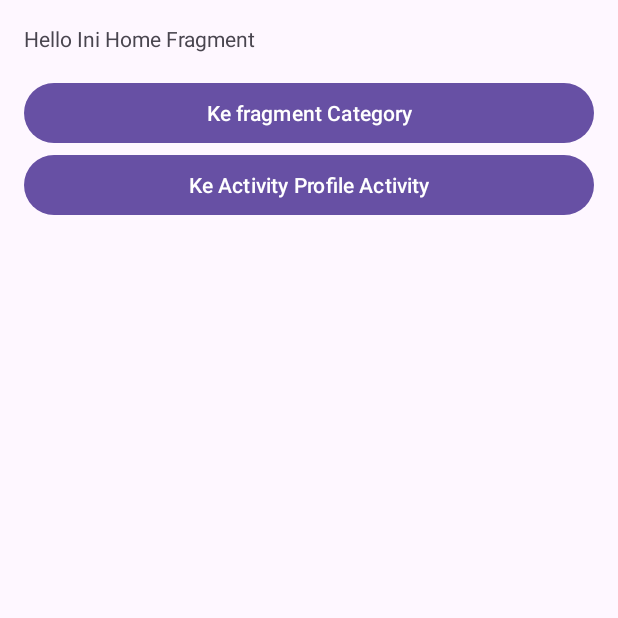
After one commit to nafishafi/MyNavigation, an Android app: the fragment HomeFragment shown on its own in the app's theme, on a phone screen of 412 x 824 dp, the top half of it. The commit adds this screen. Run offline under Robolectric (Android 15) with nearby library versions, the phone set to English and light mode, and no system bars.

Commit message:
add Home Fragment and Main Navigation

```diff
--- a/app/build.gradle.kts
+++ b/app/build.gradle.kts
@@ -6,6 +6,10 @@ plugins {
 android {
     namespace = "com.dicoding.mynavigation"
     compileSdk = 34
+
+    buildFeatures {
+        viewBinding = true
+    }
 
     defaultConfig {
         applicationId = "com.dicoding.mynavigation"
@@ -45,4 +49,6 @@ dependencies {
     testImplementation(libs.junit)
     androidTestImplementation(libs.androidx.junit)
     androidTestImplementation(libs.androidx.espresso.core)
+    implementation(libs.androidx.navigation.fragment.ktx)
+    implementation(libs.androidx.navigation.ui.ktx)
 }
--- /dev/null
+++ b/app/src/main/java/com/dicoding/mynavigation/HomeFragment.kt
@@ -0,0 +1,59 @@
+package com.dicoding.mynavigation
+
+import android.os.Bundle
+import androidx.fragment.app.Fragment
+import android.view.LayoutInflater
+import android.view.View
+import android.view.ViewGroup
+
+// TODO: Rename parameter arguments, choose names that match
+// the fragment initialization parameters, e.g. ARG_ITEM_NUMBER
+private const val ARG_PARAM1 = "param1"
+private const val ARG_PARAM2 = "param2"
+
+/**
+ * A simple [Fragment] subclass.
+ * Use the [HomeFragment.newInstance] factory method to
+ * create an instance of this fragment.
+ */
+class HomeFragment : Fragment() {
+    // TODO: Rename and change types of parameters
+    private var param1: String? = null
+    private var param2: String? = null
+
+    override fun onCreate(savedInstanceState: Bundle?) {
+        super.onCreate(savedInstanceState)
+        arguments?.let {
+            param1 = it.getString(ARG_PARAM1)
+            param2 = it.getString(ARG_PARAM2)
+        }
+    }
+
+    override fun onCreateView(
+        inflater: LayoutInflater, container: ViewGroup?,
+        savedInstanceState: Bundle?
+    ): View? {
+        // Inflate the layout for this fragment
+        return inflater.inflate(R.layout.fragment_home, container, false)
+    }
+
+    companion object {
+        /**
+         * Use this factory method to create a new instance of
+         * this fragment using the provided parameters.
+         *
+         * @param param1 Parameter 1.
+         * @param param2 Parameter 2.
+         * @return A new instance of fragment HomeFragment.
+         */
+        // TODO: Rename and change types and number of parameters
+        @JvmStatic
+        fun newInstance(param1: String, param2: String) =
+            HomeFragment().apply {
+                arguments = Bundle().apply {
+                    putString(ARG_PARAM1, param1)
+                    putString(ARG_PARAM2, param2)
+                }
+            }
+    }
+}
--- /dev/null
+++ b/app/src/main/res/layout/fragment_home.xml
@@ -0,0 +1,28 @@
+<?xml version="1.0" encoding="utf-8"?>
+<LinearLayout xmlns:android="http://schemas.android.com/apk/res/android"
+    xmlns:tools="http://schemas.android.com/tools"
+    android:layout_width="match_parent"
+    android:layout_height="match_parent"
+    android:orientation="vertical"
+    tools:context=".HomeFragment">
+
+    <TextView
+        android:layout_width="match_parent"
+        android:layout_height="wrap_content"
+        android:layout_margin="16dp"
+        android:text="@string/hello_home_fragment" />
+    <Button
+        android:id="@+id/btn_category"
+        android:layout_width="match_parent"
+        android:layout_height="wrap_content"
+        android:layout_marginLeft="16dp"
+        android:layout_marginRight="16dp"
+        android:text="@string/to_category" />
+    <Button
+        android:id="@+id/btn_profile"
+        android:layout_width="match_parent"
+        android:layout_height="wrap_content"
+        android:layout_marginLeft="16dp"
+        android:layout_marginRight="16dp"
+        android:text="@string/to_profile" />
+</LinearLayout>
--- /dev/null
+++ b/app/src/main/res/navigation/main_navigation.xml
@@ -0,0 +1,6 @@
+<?xml version="1.0" encoding="utf-8"?>
+<navigation xmlns:android="http://schemas.android.com/apk/res/android"
+    xmlns:app="http://schemas.android.com/apk/res-auto"
+    android:id="@+id/main_navigation">
+
+</navigation>
--- a/app/src/main/res/values/strings.xml
+++ b/app/src/main/res/values/strings.xml
@@ -1,3 +1,13 @@
 <resources>
     <string name="app_name">MyNavigation</string>
+    <string name="to_profile">Ke Activity Profile Activity</string>
+    <string name="to_category">Ke fragment Category</string>
+    <string name="this_profile">Ini activity Profile</string>
+    <string name="this_category">Ini fragment Category</string>
+    <string name="category_lifestyle">Ke fragment Lifestyle</string>
+    <string name="category_sport">Ke fragment Sport</string>
+    <string name="category_name">Category Name</string>
+    <string name="category_description">Category Description</string>
+    <string name="to_home">Ke fragment Home</string>
+    <string name="hello_home_fragment">Hello Ini Home Fragment</string>
 </resources>
--- a/gradle/libs.versions.toml
+++ b/gradle/libs.versions.toml
@@ -9,9 +9,12 @@ appcompat = "1.7.0"
 material = "1.12.0"
 activity = "1.9.2"
 constraintlayout = "2.1.4"
+navigationUiKtx = "2.8.2"
 
 [libraries]
 androidx-core-ktx = { group = "androidx.core", name = "core-ktx", version.ref = "coreKtx" }
+androidx-navigation-fragment-ktx = { module = "androidx.navigation:navigation-fragment-ktx", version.ref = "navigationUiKtx" }
+androidx-navigation-ui-ktx = { module = "androidx.navigation:navigation-ui-ktx", version.ref = "navigationUiKtx" }
 junit = { group = "junit", name = "junit", version.ref = "junit" }
 androidx-junit = { group = "androidx.test.ext", name = "junit", version.ref = "junitVersion" }
 androidx-espresso-core = { group = "androidx.test.espresso", name = "espresso-core", version.ref = "espressoCore" }
```
